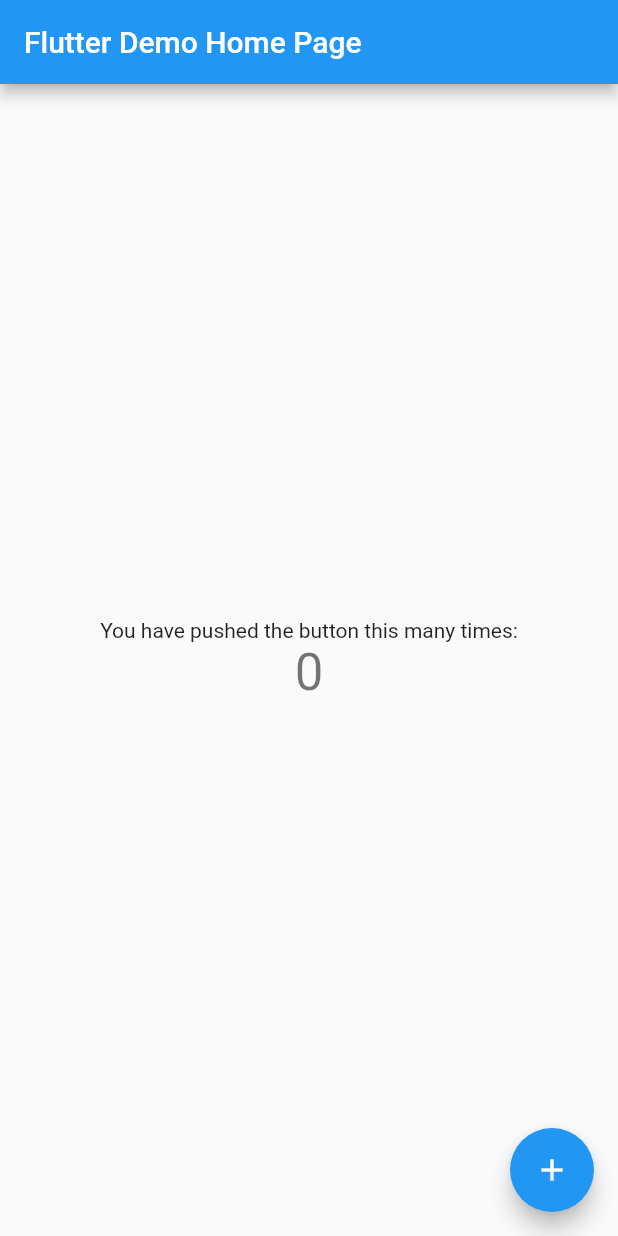
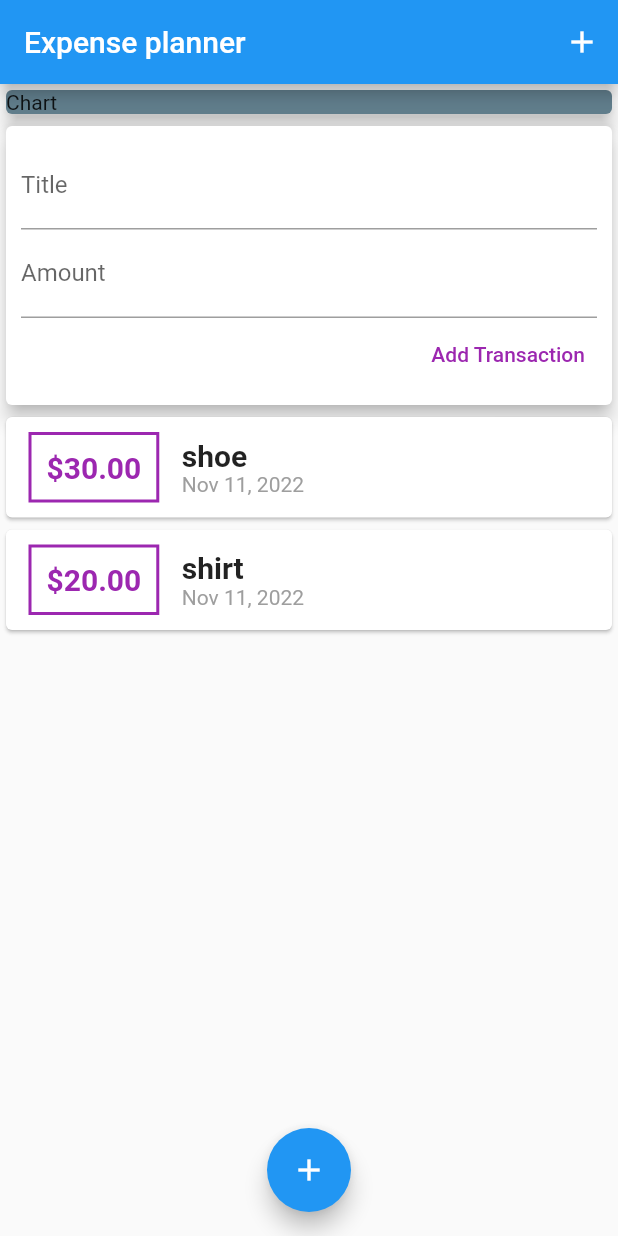
Before and after one commit to stanzealot/expense_planner, a Flutter app: the screen it shows after launch, on a phone screen of 412 x 824 dp. Run offline on Flutter 3.47's test engine with Material 2 defaults, Android fonts, the phone set to English and light mode, and no system bars; missing offline and left inert: dart:ffi.

Commit message:
add textField, transaction

```diff
--- a/lib/main.dart
+++ b/lib/main.dart
@@ -1,76 +1,79 @@
-// ignore_for_file: prefer_const_constructors
+// ignore_for_file: prefer_const_constructors, prefer_const_literals_to_create_immutables, use_key_in_widget_constructors, sort_child_properties_last, sized_box_for_whitespace, prefer_interpolation_to_compose_strings, avoid_print
 
 import 'package:flutter/material.dart';
-
+import 'package:intl/intl.dart';
+import './widgets/transaction_list.dart';
+import './widgets/new_transaction.dart';
+import './widgets/user_transaction.dart';
 void main() => runApp(MyApp());
 
 
 class MyApp extends StatelessWidget {
 
-
-
   @override
   Widget build(BuildContext context) {
     return MaterialApp(
       title: 'Flutter Demo',
-      theme: ThemeData(
 
-        primarySwatch: Colors.blue,
-      ),
-      home: const MyHomePage(title: 'Flutter Demo Home Page'),
+      home:  MyHomePage(),
     );
   }
 }
 
 class MyHomePage extends StatefulWidget {
-  const MyHomePage({super.key, required this.title});
-
-
-  final String title;
 
   @override
   State<MyHomePage> createState() => _MyHomePageState();
 }
 
 class _MyHomePageState extends State<MyHomePage> {
-  int _counter = 0;
+  late String inputTitle;
 
-  void _incrementCounter() {
-    setState(() {
+  late String inputAmount;
 
-      _counter++;
-    });
+  void showInputData(){
+
   }
 
   @override
-  Widget build(BuildContext context) {
-
+  Widget build(BuildContext context){
     return Scaffold(
       appBar: AppBar(
+        title: Text("Expense planner"),
+        actions: [
+          IconButton(
+            onPressed: (){},
+            icon: Icon(Icons.add)
+            )
+        ],
+      ),
+      body: SingleChildScrollView(
+        child: Column(
+        //mainAxisAlignment: MainAxisAlignment.spaceAround,
+        crossAxisAlignment: CrossAxisAlignment.stretch,
+        children: [
+        Container(
+          width: double.infinity,
 
-        title: Text(widget.title),
+          child:Card(
+            color: Colors.blueGrey,
+            child: Text("Chart"),
+            elevation: 5,
+            ),
+          ),
+          UserTransactionState()
+          // NewTransaction(),
+          // TransactionList()
+
+      ]
+
       ),
-      body: Center(
-
-        child: Column(
-
-          mainAxisAlignment: MainAxisAlignment.center,
-          children: <Widget>[
-            const Text(
-              'You have pushed the button this many times:',
-            ),
-            Text(
-              '$_counter',
-              style: Theme.of(context).textTheme.headline4,
-            ),
-          ],
+      ),
+      floatingActionButtonLocation: FloatingActionButtonLocation.centerFloat,
+      floatingActionButton: FloatingActionButton(
+        onPressed: (){},
+        child: Icon(Icons.add)
         ),
-      ),
-      floatingActionButton: FloatingActionButton(
-        onPressed: _incrementCounter,
-        tooltip: 'Increment',
-        child: const Icon(Icons.add),
-      ), // This trailing comma makes auto-formatting nicer for build methods.
     );
   }
 }
--- /dev/null
+++ b/lib/models/transaction.dart
@@ -0,0 +1,10 @@
+import 'dart:ffi';
+
+class Transaction {
+  final String id;
+  final String title;
+  final double amount;
+  final DateTime date;
+
+  Transaction({required this.id,required this.title,required this.amount, required this.date});
+}
--- /dev/null
+++ b/lib/widgets/new_transaction.dart
@@ -0,0 +1,48 @@
+import 'package:flutter/material.dart';
+
+class NewTransaction extends StatelessWidget {
+
+  final titleController = TextEditingController();
+  final amountController = TextEditingController();
+  Function _addTransaction;
+  NewTransaction(this._addTransaction);
+
+  void handleAddTransaction(){
+     final title = titleController.text;
+     final amount = double.parse(amountController.text);
+     if(title.isEmpty || amount <=0){
+        return;
+     }
+    _addTransaction(title,amount);
+  }
+  @override
+  Widget build(BuildContext context) {
+    return Card(
+            elevation: 5,
+            child: Container(
+              padding: const EdgeInsets.all(10),
+              child: Column(
+                crossAxisAlignment: CrossAxisAlignment.end,
+                children: [
+                  TextField(
+                    decoration: const InputDecoration(labelText: 'Title'),
+                    controller: titleController,
+                    onSubmitted: (_) => handleAddTransaction(),
+                    ),
+                  TextField(
+                    decoration: const InputDecoration(labelText: 'Amount'),
+                    controller: amountController,
+                    keyboardType: const TextInputType.numberWithOptions(decimal:true),
+                    onSubmitted: (_) => handleAddTransaction(),
+                    ),
+                   TextButton(
+                    onPressed: handleAddTransaction,
+
+                    style: TextButton.styleFrom(
+                      primary: Colors.purple
+                    ),
+                    child: const Text("Add Transaction")
+                    )
+          ]),));
+  }
+}
--- /dev/null
+++ b/lib/widgets/transaction_list.dart
@@ -0,0 +1,55 @@
+// ignore_for_file: unused_field, prefer_const_constructors, prefer_interpolation_to_compose_strings, sort_child_properties_last, use_key_in_widget_constructors, must_be_immutable, sized_box_for_whitespace
+
+import 'package:flutter/cupertino.dart';
+import 'package:flutter/material.dart';
+import 'package:flutter/src/widgets/container.dart';
+import '../models/transaction.dart';
+import 'package:intl/intl.dart';
+class TransactionList extends StatelessWidget {
+   List<Transaction> transaction = [];
+  TransactionList(this.transaction);
+  @override
+  Widget build(BuildContext context) {
+
+    return Container(
+      height: 300,
+      child:ListView.builder(
+        itemBuilder:(ctr,index){
+          return Card(
+                child: Row(children: [
+                  Container(
+                    margin: EdgeInsets.symmetric(
+                      vertical: 10,
+                      horizontal: 15,
+                    ),
+                    decoration: BoxDecoration(border: Border.all(
+                      color: Colors.purple,
+                      width: 2
+                    )),
+                    padding: EdgeInsets.all(10),
+
+                    child: Text(
+                      '\$${transaction[index].amount.toStringAsFixed(2)}',
+                      style: TextStyle(fontWeight: FontWeight.bold,fontSize: 20,color: Colors.purple),
+
+                      ),
+                    ),
+                  Column(
+                    crossAxisAlignment: CrossAxisAlignment.start,
+                    children: [
+                    Text(transaction[index].title,style: TextStyle(fontWeight:FontWeight.bold,fontSize:20),),
+                    Text(DateFormat.yMMMd().format(transaction[index].date),style: TextStyle(color:Colors.grey),)
+                  ],)
+                ],)
+                );
+        },
+        itemCount: transaction.length,
+
+
+
+
+          )
+      )
+      ;
+  }
+}
--- /dev/null
+++ b/lib/widgets/user_transaction.dart
@@ -0,0 +1,42 @@
+// ignore_for_file: unused_element, non_constant_identifier_names
+
+import 'package:flutter/material.dart';
+import './transaction_list.dart';
+import './new_transaction.dart';
+import '../models/transaction.dart';
+class UserTransactionState extends StatefulWidget {
+  const UserTransactionState({super.key});
+
+
+  @override
+  State<UserTransactionState> createState() => __UserTransactionStateState();
+}
+
+class __UserTransactionStateState extends State<UserTransactionState> {
+  final List<Transaction> useTransaction = [
+    Transaction(id: "t1", title: "shoe", amount: 30.0, date: DateTime.now()),
+    Transaction(id: "t2", title: "shirt", amount: 20.0, date: DateTime.now())
+  ];
+
+  void _addNewTransaction(String txTitle, double txAmount){
+     final newTrn = Transaction(
+      id: DateTime.now().toString(),
+      title: txTitle,
+      amount: txAmount,
+      date: DateTime.now()
+      );
+      setState(() {
+        useTransaction.add(newTrn);
+      });
+
+  }
+  @override
+  Widget build(BuildContext context) {
+    return Column(
+      children: [
+        NewTransaction(_addNewTransaction),
+        TransactionList(useTransaction)
+      ],
+    );
+  }
+}
--- a/pubspec.yaml
+++ b/pubspec.yaml
@@ -36,6 +36,7 @@ dependencies:
   # The following adds the Cupertino Icons font to your application.
   # Use with the CupertinoIcons class for iOS style icons.
   cupertino_icons: ^1.0.2
+  intl: ^0.17.0
 
 dev_dependencies:
   flutter_test:
```
Also changed, not shown: pubspec.lock.
